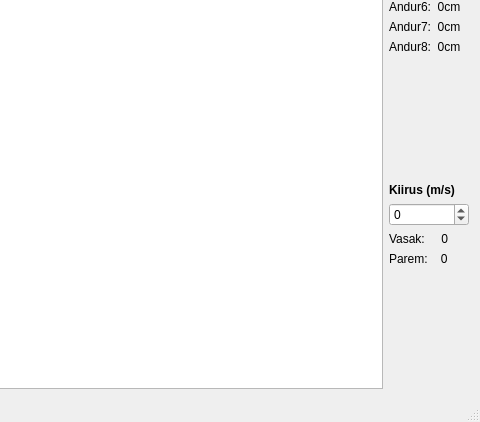
Above: Software/Remote/FollowerRemote/followerui.ui from TalTechRobotiklubi/Follower before the change; both pictures show x 208 to 688 and y 159 to 581 of the 688 by 581 pixel window. Below: the same form after it.
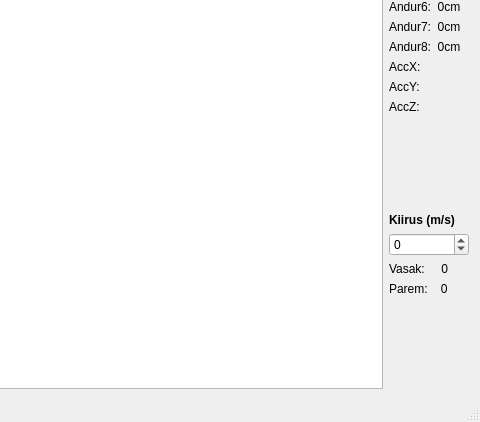
That is the form after the change.

Commit message: Kiirendusanduri andmed UI-sse.

What changed in the file:
```diff
--- a/Software/Remote/FollowerRemote/followerui.ui
+++ b/Software/Remote/FollowerRemote/followerui.ui
@@ -98,6 +98,27 @@
           </property>
          </widget>
         </item>
+        <item>
+         <widget class="QLabel" name="lbl_accX">
+          <property name="text">
+           <string>AccX:</string>
+          </property>
+         </widget>
+        </item>
+        <item>
+         <widget class="QLabel" name="lbl_accY">
+          <property name="text">
+           <string>AccY:</string>
+          </property>
+         </widget>
+        </item>
+        <item>
+         <widget class="QLabel" name="lbl_accZ">
+          <property name="text">
+           <string>AccZ:</string>
+          </property>
+         </widget>
+        </item>
         <item>
          <spacer name="verticalSpacer">
           <property name="orientation">
```
The commit also changes 5 other files.
